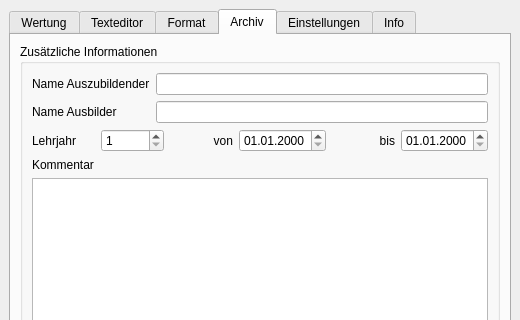
Above: mainwindow.ui from str4el/grading before the change; both pictures show x 0 to 520 and y 0 to 320 of the 520 by 530 pixel window. Below: the same form after it.
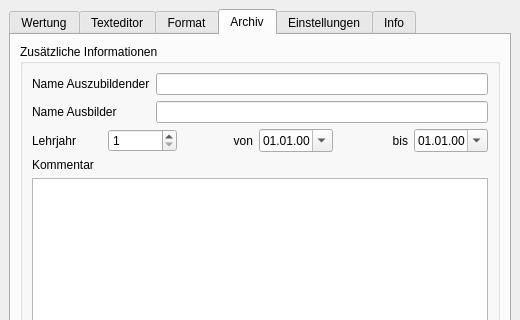
That is the form after the change. The open tabs and pages were chosen to show the change.

Commit message: Statusanzeige für Build erstellt. Datum im Archiv wird auf 1.1. des aktullen Jahres voreingestellt.

What changed in the file:
```diff
--- a/mainwindow.ui
+++ b/mainwindow.ui
@@ -1466,7 +1466,10 @@
                 </sizepolicy>
                </property>
                <property name="displayFormat">
-                <string>dd.MM.yyyy</string>
+                <string>dd.MM.yy</string>
+               </property>
+               <property name="calendarPopup">
+                <bool>true</bool>
                </property>
               </widget>
              </item>
@@ -1486,7 +1489,10 @@
              <item>
               <widget class="QDateEdit" name="saveEndDateEdit">
                <property name="displayFormat">
-                <string>dd.MM.yyyy</string>
+                <string>dd.MM.yy</string>
+               </property>
+               <property name="calendarPopup">
+                <bool>true</bool>
                </property>
               </widget>
              </item>
```
Left out of the diff: 7 changed lines with no effect on the pictures. The commit also changes 2 other files.
